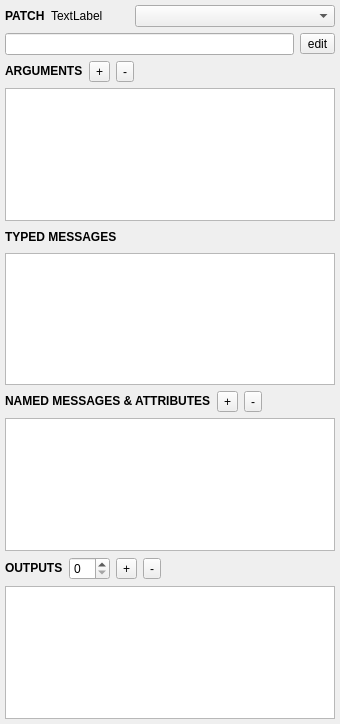
xavierxeon-music/WaMaxPackage, file source/HelpForMax/Patch/PatchWidget.ui: the form before one commit.
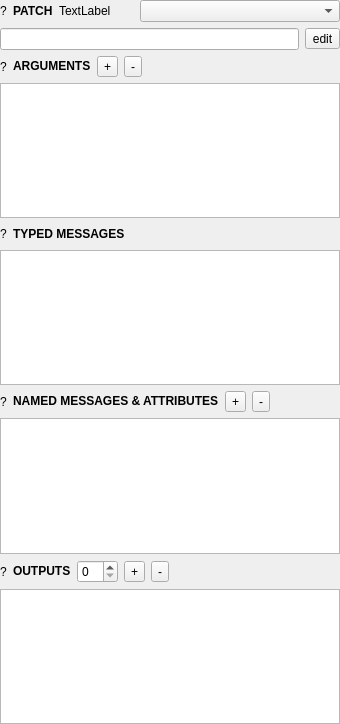
The form after the commit. Custom widgets are drawn as their Qt base class.

```diff
--- a/source/HelpForMax/Patch/PatchWidget.ui
+++ b/source/HelpForMax/Patch/PatchWidget.ui
@@ -13,21 +13,28 @@
   <property name="windowTitle">
    <string>Form</string>
   </property>
-  <layout class="QVBoxLayout" name="verticalLayout">
+  <layout class="QGridLayout" name="gridLayout">
    <property name="leftMargin">
-    <number>5</number>
+    <number>0</number>
    </property>
    <property name="topMargin">
-    <number>5</number>
+    <number>0</number>
    </property>
    <property name="rightMargin">
-    <number>5</number>
+    <number>0</number>
    </property>
    <property name="bottomMargin">
-    <number>5</number>
+    <number>0</number>
    </property>
-   <item>
+   <item row="0" column="0">
     <layout class="QHBoxLayout" name="horizontalLayout_5">
+     <item>
+      <widget class="QLabel" name="patchIcon">
+       <property name="text">
+        <string>?</string>
+       </property>
+      </widget>
+     </item>
      <item>
       <widget class="QLabel" name="nameInfo">
        <property name="text">
@@ -60,7 +67,7 @@
      </item>
     </layout>
    </item>
-   <item>
+   <item row="1" column="0">
     <layout class="QHBoxLayout" name="horizontalLayout_6">
      <item>
       <widget class="QLineEdit" name="patchDigestEdit">
@@ -78,8 +85,15 @@
      </item>
     </layout>
    </item>
-   <item>
+   <item row="2" column="0">
     <layout class="QHBoxLayout" name="horizontalLayout">
+     <item>
+      <widget class="QLabel" name="argumentIcon">
+       <property name="text">
+        <string>?</string>
+       </property>
+      </widget>
+     </item>
      <item>
       <widget class="QLabel" name="argumentInfo">
        <property name="text">
@@ -116,11 +130,18 @@
      </item>
     </layout>
    </item>
-   <item>
+   <item row="3" column="0">
     <widget class="Patch::TreeView" name="argumentTree"/>
    </item>
-   <item>
+   <item row="4" column="0">
     <layout class="QHBoxLayout" name="horizontalLayout_2">
+     <item>
+      <widget class="QLabel" name="typedMessageIcon">
+       <property name="text">
+        <string>?</string>
+       </property>
+      </widget>
+     </item>
      <item>
       <widget class="QLabel" name="typedMessageInfo">
        <property name="text">
@@ -143,11 +164,18 @@
      </item>
     </layout>
    </item>
-   <item>
+   <item row="5" column="0">
     <widget class="Patch::TreeView" name="typedMessageTree"/>
    </item>
-   <item>
+   <item row="6" column="0">
     <layout class="QHBoxLayout" name="horizontalLayout_3">
+     <item>
+      <widget class="QLabel" name="nameMessageIcon">
+       <property name="text">
+        <string>?</string>
+       </property>
+      </widget>
+     </item>
      <item>
       <widget class="QLabel" name="namedMessageInfo">
        <property name="text">
@@ -184,11 +212,18 @@
      </item>
     </layout>
    </item>
-   <item>
+   <item row="7" column="0">
     <widget class="Patch::TreeView" name="namedMessageTree"/>
    </item>
-   <item>
+   <item row="8" column="0">
     <layout class="QHBoxLayout" name="horizontalLayout_4">
+     <item>
+      <widget class="QLabel" name="outputIcon">
+       <property name="text">
+        <string>?</string>
+       </property>
+      </widget>
+     </item>
      <item>
       <widget class="QLabel" name="outputsInfo">
        <property name="text">
@@ -228,7 +263,7 @@
      </item>
     </layout>
    </item>
-   <item>
+   <item row="9" column="0">
     <widget class="Patch::TreeView" name="outputTree"/>
    </item>
   </layout>
```
